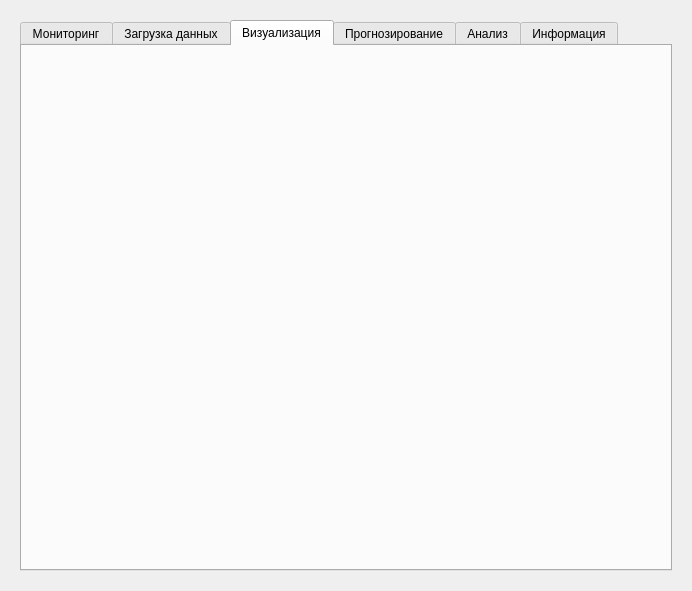
First picture: the form in main.ui, repository vqboy1/desktop_climate_app, before the edit.
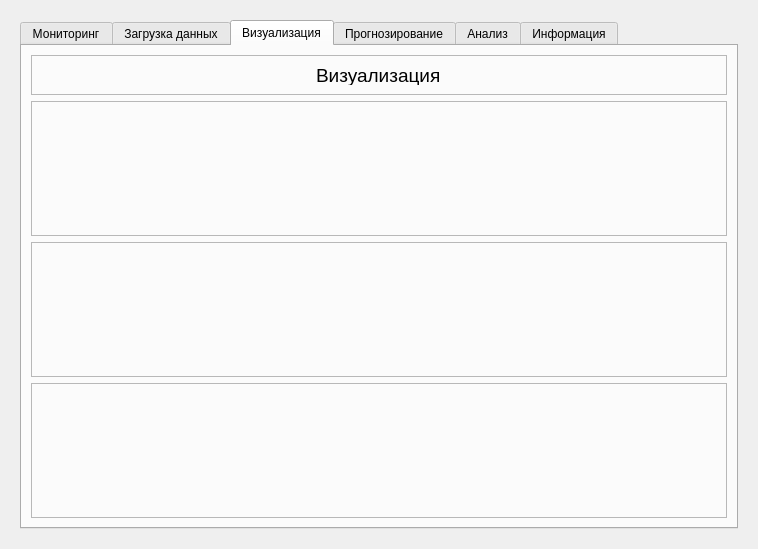
Second picture: the form after the edit. The open tabs and pages were chosen to show the change.

The edit to the form file:
```diff
--- a/main.ui
+++ b/main.ui
@@ -6,8 +6,8 @@
    <rect>
     <x>0</x>
     <y>0</y>
-    <width>692</width>
-    <height>591</height>
+    <width>758</width>
+    <height>549</height>
    </rect>
   </property>
   <property name="windowTitle">
@@ -375,6 +375,68 @@
           <attribute name="title">
            <string>Визуализация</string>
           </attribute>
+          <layout class="QVBoxLayout" name="verticalLayout_3">
+           <item>
+            <widget class="QFrame" name="frame_4">
+             <property name="maximumSize">
+              <size>
+               <width>16777215</width>
+               <height>40</height>
+              </size>
+             </property>
+             <property name="frameShape">
+              <enum>QFrame::StyledPanel</enum>
+             </property>
+             <property name="frameShadow">
+              <enum>QFrame::Raised</enum>
+             </property>
+             <layout class="QVBoxLayout" name="verticalLayout_6">
+              <item alignment="Qt::AlignHCenter">
+               <widget class="QLabel" name="label_5">
+                <property name="font">
+                 <font>
+                  <pointsize>14</pointsize>
+                 </font>
+                </property>
+                <property name="text">
+                 <string>Визуализация</string>
+                </property>
+               </widget>
+              </item>
+             </layout>
+            </widget>
+           </item>
+           <item>
+            <widget class="QFrame" name="frame_5">
+             <property name="frameShape">
+              <enum>QFrame::StyledPanel</enum>
+             </property>
+             <property name="frameShadow">
+              <enum>QFrame::Raised</enum>
+             </property>
+            </widget>
+           </item>
+           <item>
+            <widget class="QFrame" name="frame_8">
+             <property name="frameShape">
+              <enum>QFrame::StyledPanel</enum>
+             </property>
+             <property name="frameShadow">
+              <enum>QFrame::Raised</enum>
+             </property>
+            </widget>
+           </item>
+           <item>
+            <widget class="QFrame" name="frame_9">
+             <property name="frameShape">
+              <enum>QFrame::StyledPanel</enum>
+             </property>
+             <property name="frameShadow">
+              <enum>QFrame::Raised</enum>
+             </property>
+            </widget>
+           </item>
+          </layout>
          </widget>
          <widget class="QWidget" name="tab_3">
           <attribute name="title">
```
Left out of the diff: 95 changed lines with no effect on the pictures.
